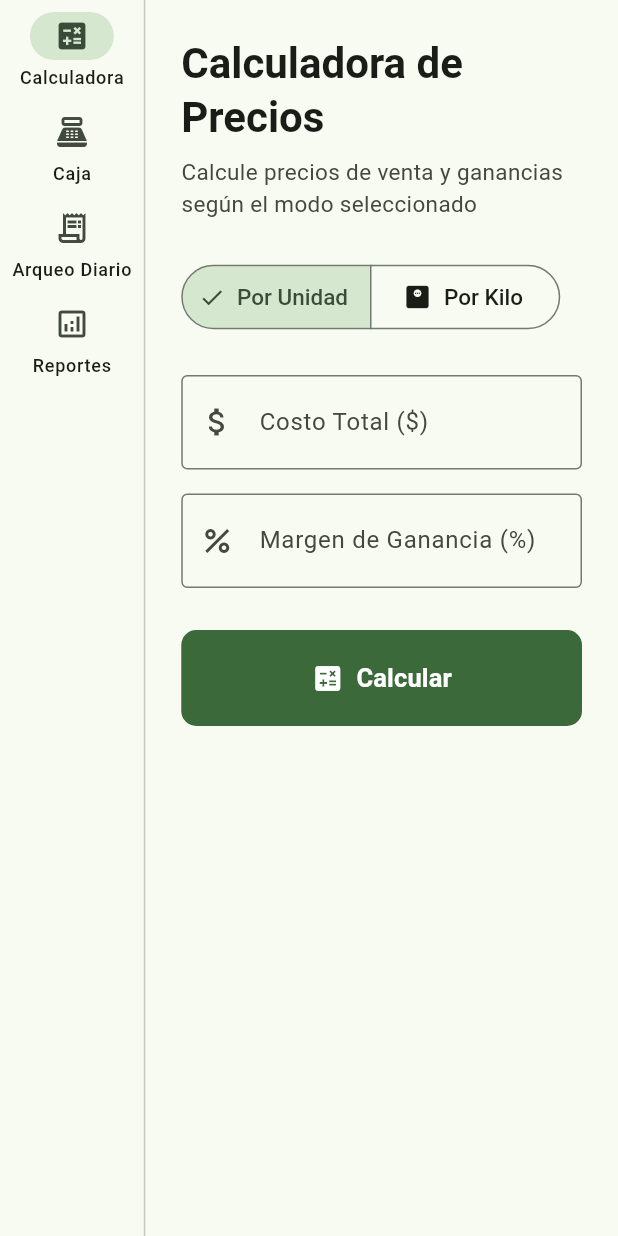
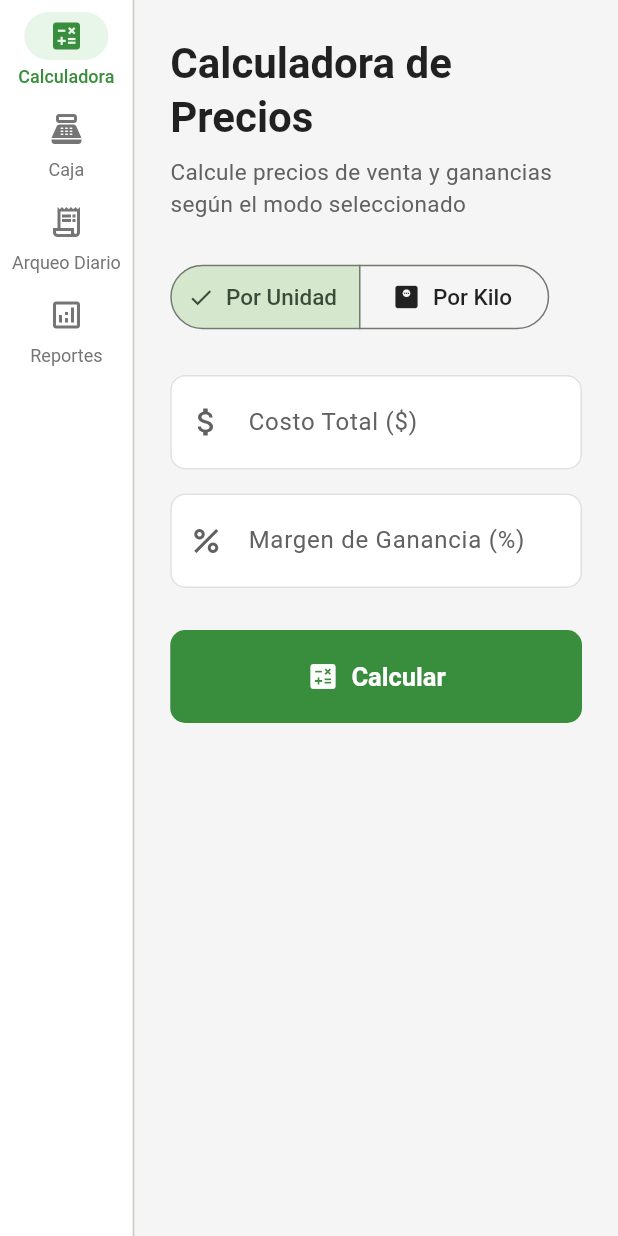
Before and after one commit to ArielNks/sistema-gestion-mvp, a Flutter app: the screen it shows after launch, on a phone screen of 412 x 824 dp. Run offline on Flutter 3.47's test engine with Material 3 defaults, Android fonts, the phone set to English and light mode, and no system bars; our stand-ins replace get_it, pdf, printing, shared_preferences, sqflite, sqflite_common_ffi; accounts and stored records are empty.

Commit message:
ui: migrar sistema a tema claro con paleta de colores semantica y mejor contraste

```diff
--- a/lib/main.dart
+++ b/lib/main.dart
@@ -24,16 +24,115 @@
       debugShowCheckedModeBanner: false,
       theme: ThemeData(
         useMaterial3: true,
+        brightness: Brightness.light,
+        scaffoldBackgroundColor: Colors.grey.shade100,
         colorScheme: ColorScheme.fromSeed(
-          seedColor: Colors.green,
+          seedColor: Colors.green.shade700,
           brightness: Brightness.light,
+          primary: Colors.green.shade700,
+          secondary: Colors.blue.shade700,
+          error: Colors.red.shade600,
+          surface: Colors.white,
+          onSurface: Colors.black87,
+          onSurfaceVariant: Colors.grey.shade700,
         ),
-      ),
-      darkTheme: ThemeData(
-        useMaterial3: true,
-        colorScheme: ColorScheme.fromSeed(
-          seedColor: Colors.green,
-          brightness: Brightness.dark,
+        cardTheme: CardThemeData(
+          color: Colors.white,
+          elevation: 2,
+          shadowColor: Colors.black26,
+          shape: RoundedRectangleBorder(
+            borderRadius: BorderRadius.circular(14),
+          ),
+        ),
+        textTheme: TextTheme(
+          headlineMedium: TextStyle(
+            fontWeight: FontWeight.bold,
+            color: Colors.black87,
+            fontSize: 28,
+          ),
+          headlineSmall: TextStyle(
+            fontWeight: FontWeight.bold,
+            color: Colors.black87,
+            fontSize: 22,
+          ),
+          titleLarge: TextStyle(
+            fontWeight: FontWeight.bold,
+            color: Colors.black87,
+            fontSize: 20,
+          ),
+          bodyLarge: TextStyle(
+            color: Colors.black87,
+            fontSize: 17,
+          ),
+          bodyMedium: TextStyle(
+            color: Colors.grey.shade700,
+            fontSize: 15,
+          ),
+          bodySmall: TextStyle(
+            color: Colors.grey.shade600,
+            fontSize: 13,
+          ),
+        ),
+        inputDecorationTheme: InputDecorationTheme(
+          filled: true,
+          fillColor: Colors.white,
+          labelStyle: TextStyle(color: Colors.grey.shade700, fontSize: 16),
+          hintStyle: TextStyle(color: Colors.grey.shade400, fontSize: 17),
+          border: OutlineInputBorder(
+            borderRadius: BorderRadius.circular(10),
+            borderSide: BorderSide(color: Colors.grey.shade300),
+          ),
+          enabledBorder: OutlineInputBorder(
+            borderRadius: BorderRadius.circular(10),
+            borderSide: BorderSide(color: Colors.grey.shade300),
+          ),
+          focusedBorder: OutlineInputBorder(
+            borderRadius: BorderRadius.circular(10),
+            borderSide: BorderSide(color: Colors.green.shade700, width: 2),
+          ),
+          contentPadding: const EdgeInsets.symmetric(horizontal: 16, vertical: 18),
+        ),
+        elevatedButtonTheme: ElevatedButtonThemeData(
+          style: ElevatedButton.styleFrom(
+            backgroundColor: Colors.green.shade700,
+            foregroundColor: Colors.white,
+            textStyle: const TextStyle(fontSize: 16, fontWeight: FontWeight.w600),
+            padding: const EdgeInsets.symmetric(horizontal: 24, vertical: 16),
+            shape: RoundedRectangleBorder(borderRadius: BorderRadius.circular(10)),
+          ),
+        ),
+        filledButtonTheme: FilledButtonThemeData(
+          style: FilledButton.styleFrom(
+            backgroundColor: Colors.green.shade700,
+            foregroundColor: Colors.white,
+            textStyle: const TextStyle(fontSize: 16, fontWeight: FontWeight.w600),
+            padding: const EdgeInsets.symmetric(horizontal: 24, vertical: 16),
+            shape: RoundedRectangleBorder(borderRadius: BorderRadius.circular(10)),
+          ),
+        ),
+        outlinedButtonTheme: OutlinedButtonThemeData(
+          style: OutlinedButton.styleFrom(
+            foregroundColor: Colors.green.shade700,
+            textStyle: const TextStyle(fontSize: 15, fontWeight: FontWeight.w500),
+            padding: const EdgeInsets.symmetric(horizontal: 18, vertical: 14),
+            side: BorderSide(color: Colors.green.shade700),
+            shape: RoundedRectangleBorder(borderRadius: BorderRadius.circular(10)),
+          ),
+        ),
+        navigationRailTheme: NavigationRailThemeData(
+          backgroundColor: Colors.white,
+          selectedIconTheme: IconThemeData(color: Colors.green.shade700, size: 24),
+          unselectedIconTheme: IconThemeData(color: Colors.grey.shade600, size: 24),
+          selectedLabelTextStyle: TextStyle(
+            color: Colors.green.shade700,
+            fontSize: 12,
+            fontWeight: FontWeight.w500,
+          ),
+          unselectedLabelTextStyle: TextStyle(
+            color: Colors.grey.shade600,
+            fontSize: 12,
+          ),
+          indicatorColor: Colors.green.shade50,
         ),
       ),
       home: const PantallaPrincipal(),
```
Also changed, not shown: lib/infraestructura/entrada/ui/vistas/vista_arqueo_diario.dart (+11 -10 lines), lib/infraestructura/entrada/ui/vistas/vista_caja.dart (+24 -23 lines), lib/infraestructura/entrada/ui/vistas/vista_reportes.dart (+15 -14 lines).
